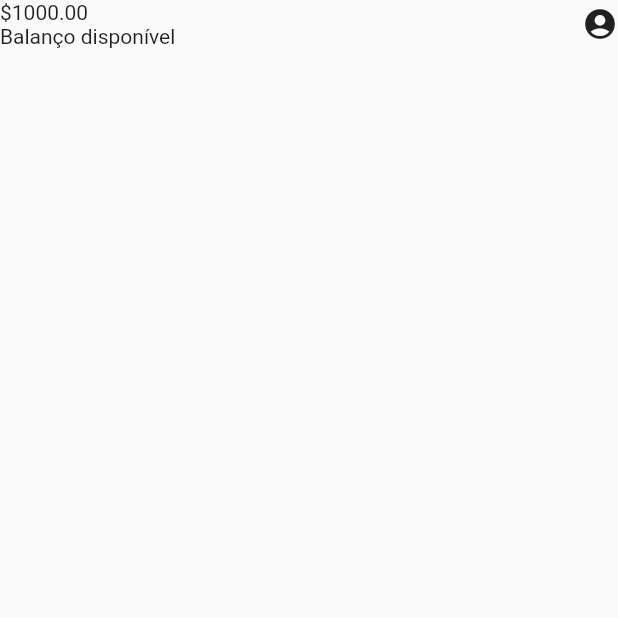
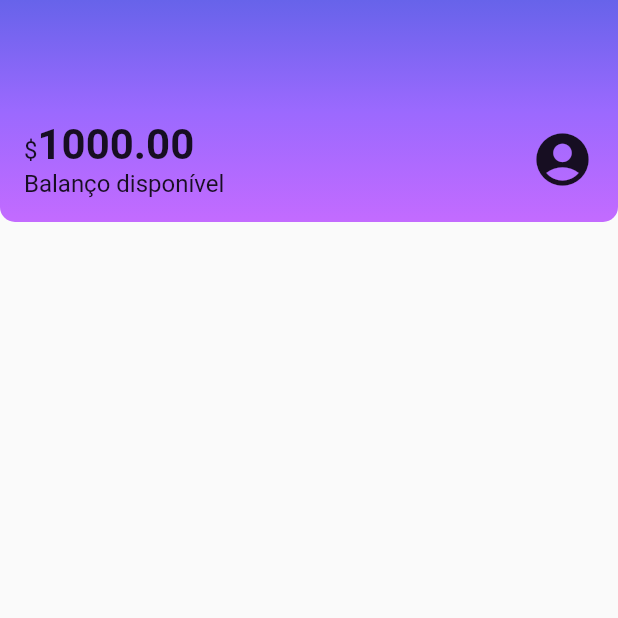
Before and after one commit to jhoisz/alubank_curso, a Flutter app: the screen it shows after launch, on a phone screen of 412 x 824 dp, the top half of it. Run offline on Flutter 3.47's test engine with Material 2 defaults, Android fonts, the phone set to English and light mode, and no system bars.

Commit message:
Aula 02: Estilizando Widgets

```diff
--- a/lib/components/header.dart
+++ b/lib/components/header.dart
@@ -6,17 +6,53 @@
   @override
   Widget build(BuildContext context) {
     return Container(
+      decoration: const BoxDecoration(
+        gradient: LinearGradient(
+            begin: Alignment.topCenter,
+            end: Alignment.bottomCenter,
+            colors: [
+              Color.fromRGBO(103, 99, 234, 1.0),
+              Color.fromRGBO(155, 105, 254, 1.0),
+              Color.fromRGBO(195, 107, 255, 1.0),
+            ]),
+        borderRadius: BorderRadius.vertical(
+          bottom: Radius.circular(10.0),
+        ),
+      ),
+      padding: const EdgeInsets.fromLTRB(16.0, 80.0, 16.0, 16.0),
       child: Row(
         mainAxisAlignment: MainAxisAlignment.spaceBetween,
         children: [
           Column(
             crossAxisAlignment: CrossAxisAlignment.start,
             children: const [
-              Text('\$1000.00'),
-              Text('Balanço disponível'),
+              Text.rich(
+                TextSpan(
+                  text: '\$',
+                  style: TextStyle(
+                    fontSize: 16,
+                  ),
+                  children: <TextSpan>[
+                    TextSpan(
+                      text: '1000.00',
+                      style: TextStyle(
+                          fontSize: 28.0, fontWeight: FontWeight.bold),
+                    )
+                  ],
+                ),
+              ),
+              Text(
+                'Balanço disponível',
+                style: TextStyle(
+                  fontSize: 16.0,
+                ),
+              ),
             ],
           ),
-          const Icon(Icons.account_circle),
+          const Icon(
+            Icons.account_circle,
+            size: 42.0,
+          ),
         ],
       ),
     );
```
